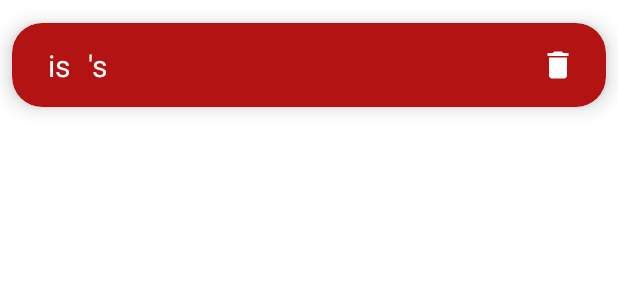
After one commit to ANI2006/LineAge, an Android app: the layout view_relation_list_item.xml on its own in the app's theme, with its tools: preview values and no code run, on a phone screen of 412 x 824 dp. The commit adds this screen. Shown: the top 300 px of the screen. Run offline under Robolectric (Android 15) with nearby library versions, the phone set to English and light mode, and no system bars.

Commit message:
Relation Adding2

```diff
--- a/app/src/main/java/com/example/lineage6/MainActivity.java
+++ b/app/src/main/java/com/example/lineage6/MainActivity.java
@@ -27,7 +27,7 @@ public class    MainActivity extends AppCompatActivity {
         // Passing each menu ID as a set of Ids because each
         // menu should be considered as top level destinations.
         AppBarConfiguration appBarConfiguration = new AppBarConfiguration.Builder(
-                R.id.navigation_user, R.id.navigation_favorites, R.id.navigation_settings)
+                R.id.navigation_user, R.id.navigation_relations, R.id.navigation_settings)
                 .build();
         NavController navController = Navigation.findNavController(this, R.id.nav_host_fragment_activity_main);
         NavigationUI.setupWithNavController(binding.navView, navController);
--- a/app/src/main/java/com/example/lineage6/db/AppDatabase.java
+++ b/app/src/main/java/com/example/lineage6/db/AppDatabase.java
@@ -6,12 +6,12 @@ import androidx.room.Database;
 import androidx.room.Room;
 import androidx.room.RoomDatabase;
 
-@Database(entities = {Person.class},exportSchema = false,version = 8)
+@Database(entities = {Person.class,Relation.class},exportSchema = false,version = 9)
 public abstract class AppDatabase extends RoomDatabase {
 
 
 
-    public static  final String DATABASE_NAME="user_in_database5.db";
+    public static  final String DATABASE_NAME="user_in_database6.db";
     public static AppDatabase instance;
     private static  final  Object LOCK=new Object();
     public   abstract UserDao userDao();
--- a/app/src/main/java/com/example/lineage6/db/AppRepo.java
+++ b/app/src/main/java/com/example/lineage6/db/AppRepo.java
@@ -17,6 +17,8 @@ public abstract class AppRepo {
 
     private AppDatabase appDatabase;
     public   abstract UserDao userDao();
+    //public   abstract RelationDao relationDao();
+
     private Executor executor= Executors.newSingleThreadExecutor();
 
     public AppRepo(Context context){
--- a/app/src/main/java/com/example/lineage6/mvvm/UserViewModel.java
+++ b/app/src/main/java/com/example/lineage6/mvvm/UserViewModel.java
@@ -8,6 +8,7 @@ import androidx.lifecycle.LiveData;
 
 import com.example.lineage6.db.AppRepo;
 import com.example.lineage6.db.Person;
+import com.example.lineage6.db.RelationDao;
 import com.example.lineage6.db.UserDao;
 
 import java.util.List;
@@ -27,6 +28,10 @@ public class UserViewModel extends AndroidViewModel {
             public UserDao userDao() {
                 return null;
             }
+            public RelationDao relationDao() {
+                return null;
+            }
+
         };
     }
 
--- a/app/src/main/java/com/example/lineage6/ui/favorites/FavoritesAdapter.java
+++ /dev/null
@@ -1,4 +0,0 @@
-package com.example.lineage6.ui.favorites;
-public class FavoritesAdapter {
-
-}
--- a/app/src/main/java/com/example/lineage6/ui/user/AddRelationDialog.java
+++ b/app/src/main/java/com/example/lineage6/ui/relations/AddRelationDialog.java
@@ -1,4 +1,4 @@
-package com.example.lineage6.ui.user;
+package com.example.lineage6.ui.relations;
 
 import android.os.Bundle;
 import android.util.DisplayMetrics;
--- a/app/src/main/java/com/example/lineage6/ui/user/UserFragment.java
+++ b/app/src/main/java/com/example/lineage6/ui/user/UserFragment.java
@@ -19,7 +19,7 @@ import com.example.lineage6.databinding.FragmentUserBinding;
 import com.example.lineage6.db.OnClickItemInterface;
 import com.example.lineage6.db.Person;
 import com.example.lineage6.mvvm.UserViewModel;
-import com.example.lineage6.ui.favorites.FavoritesFragment;
+import com.example.lineage6.ui.relations.RelationsFragment;
 
 import java.util.List;
 
@@ -34,7 +34,7 @@ import java.util.List;
 
         private UserViewModel userViewModel;
         private ToggleButton toggleButton;
-        private FavoritesFragment favoritesFragment;
+        private RelationsFragment favoritesFragment;
 
 
         public UserFragment() {
--- /dev/null
+++ b/app/src/main/res/drawable/ic_baseline_add.xml
@@ -0,0 +1,5 @@
+<vector android:height="24dp" android:tint="#FFFFFF"
+    android:viewportHeight="24" android:viewportWidth="24"
+    android:width="24dp" xmlns:android="http://schemas.android.com/apk/res/android">
+    <path android:fillColor="@android:color/white" android:pathData="M19,13h-6v6h-2v-6H5v-2h6V5h2v6h6v2z"/>
+</vector>
--- /dev/null
+++ b/app/src/main/res/drawable/ic_baseline_delete.xml
@@ -0,0 +1,5 @@
+<vector android:height="24dp" android:tint="#FFFFFF"
+    android:viewportHeight="24" android:viewportWidth="24"
+    android:width="24dp" xmlns:android="http://schemas.android.com/apk/res/android">
+    <path android:fillColor="@android:color/white" android:pathData="M6,19c0,1.1 0.9,2 2,2h8c1.1,0 2,-0.9 2,-2V7H6v12zM19,4h-3.5l-1,-1h-5l-1,1H5v2h14V4z"/>
+</vector>
--- /dev/null
+++ b/app/src/main/res/drawable/search_view.xml
@@ -0,0 +1,6 @@
+<?xml version="1.0" encoding="utf-8"?>
+<shape xmlns:android="http://schemas.android.com/apk/res/android">
+    <corners android:radius="8dp"/>
+    <stroke android:color="@color/black"
+        android:width="2dp"/>
+</shape>
--- /dev/null
+++ b/app/src/main/res/layout/view_relation_list_item.xml
@@ -0,0 +1,92 @@
+<?xml version="1.0" encoding="utf-8"?>
+<androidx.cardview.widget.CardView xmlns:tools="http://schemas.android.com/tools"
+    xmlns:app="http://schemas.android.com/apk/res-auto"
+    xmlns:android="http://schemas.android.com/apk/res/android"
+    android:layout_width="match_parent"
+    android:layout_height="wrap_content"
+    android:layout_marginTop="15dp"
+    android:layout_marginBottom="15dp"
+    android:layout_marginStart="8dp"
+    android:layout_marginEnd="8dp"
+    app:cardBackgroundColor="@color/red"
+    app:cardCornerRadius="20dp"
+    app:cardElevation="8dp"
+    app:layout_constraintBottom_toBottomOf="parent"
+    app:layout_constraintEnd_toEndOf="parent"
+    app:layout_constraintStart_toStartOf="parent"
+    app:layout_constraintTop_toTopOf="parent">
+
+    <androidx.constraintlayout.widget.ConstraintLayout
+        android:layout_width="match_parent"
+        android:layout_height="match_parent">
+
+        <TextView
+            android:id="@+id/person1_tv"
+            android:layout_width="wrap_content"
+            android:layout_height="wrap_content"
+            android:textSize="20sp"
+
+            android:textColor="@color/white"
+            android:layout_margin="12dp"
+            app:layout_constraintStart_toStartOf="parent"
+            app:layout_constraintTop_toTopOf="parent"
+            app:layout_constraintBottom_toBottomOf="parent" />
+        <TextView
+            android:id="@+id/is"
+            android:layout_width="wrap_content"
+            android:layout_height="wrap_content"
+            android:textSize="20sp"
+            android:text="is"
+
+            android:textColor="@color/white"
+            android:layout_margin="12dp"
+            app:layout_constraintStart_toEndOf="@id/person1_tv"
+            app:layout_constraintTop_toTopOf="parent"
+            app:layout_constraintBottom_toBottomOf="parent" />
+
+        <TextView
+            android:id="@+id/relation_between_tv"
+            android:layout_width="wrap_content"
+            android:layout_height="wrap_content"
+            android:layout_margin="12dp"
+            android:textColor="@color/white"
+            android:textSize="20sp"
+            app:layout_constraintStart_toEndOf="@id/is"
+            app:layout_constraintTop_toTopOf="parent"
+            app:layout_constraintBottom_toBottomOf="parent" />
+        <TextView
+            android:id="@+id/s"
+            android:layout_width="wrap_content"
+            android:layout_height="wrap_content"
+            android:text="'s"
+
+            android:textColor="@color/white"
+            android:textSize="20sp"
+            app:layout_constraintStart_toEndOf="@id/relation_between_tv"
+            app:layout_constraintTop_toTopOf="parent"
+            app:layout_constraintBottom_toBottomOf="parent" />
+        <TextView
+            android:id="@+id/person2_tv"
+            android:layout_width="wrap_content"
+            android:layout_height="wrap_content"
+            android:textSize="20sp"
+
+            android:textColor="@color/white"
+            android:layout_margin="12dp"
+            app:layout_constraintStart_toEndOf="@id/s"
+            app:layout_constraintTop_toTopOf="parent"
+            app:layout_constraintBottom_toBottomOf="parent" />
+
+        <ImageView
+            android:id="@+id/goal_delete"
+            android:layout_width="wrap_content"
+            android:layout_height="wrap_content"
+            android:layout_marginEnd="4dp"
+            android:layout_marginBottom="1dp"
+            android:padding="16dp"
+            android:src="@drawable/ic_baseline_delete"
+            app:layout_constraintTop_toTopOf="parent"
+            app:layout_constraintEnd_toEndOf="parent" />
+
+    </androidx.constraintlayout.widget.ConstraintLayout>
+</androidx.cardview.widget.CardView>
--- a/app/src/main/res/menu/bottom_nav_menu.xml
+++ b/app/src/main/res/menu/bottom_nav_menu.xml
@@ -7,9 +7,9 @@
         android:title="@string/title_user" />
 
     <item
-        android:id="@+id/navigation_favorites"
+        android:id="@+id/navigation_relations"
         android:icon="@drawable/star"
-        android:title="@string/title_favorites" />
+        android:title="@string/title_relations" />
 
     <item
         android:id="@+id/navigation_settings"
--- a/app/src/main/res/values/strings.xml
+++ b/app/src/main/res/values/strings.xml
@@ -1,9 +1,7 @@
 <resources>
     <string name="app_name">LineAge6</string>
-    <string name="title_home">Home</string>
-    <string name="title_dashboard">Dashboard</string>
-    <string name="title_notifications">Notifications</string>
-    <string name="title_favorites">Favorites</string>
+
+    <string name="title_relations">Relations</string>
     <string name="title_settings">Settings</string>
     <string name="title_user">User</string>
     <string name="person1">Enter the name of the User1</string>
```
Also changed, not shown: app/src/main/java/com/example/lineage6/ui/favorites/FavoritesFragment.java (deleted, +0 -34 lines), app/src/main/java/com/example/lineage6/ui/relations/RelationsFragment.java (added, +155 -0 lines), app/src/main/res/layout/dialog_add_relation.xml (+5 -3 lines), app/src/main/res/layout/fragment_favorites.xml (deleted, +0 -22 lines), app/src/main/res/layout/fragment_relations.xml (added, +42 -0 lines), app/src/main/res/navigation/mobile_navigation.xml (+4 -4 lines).
